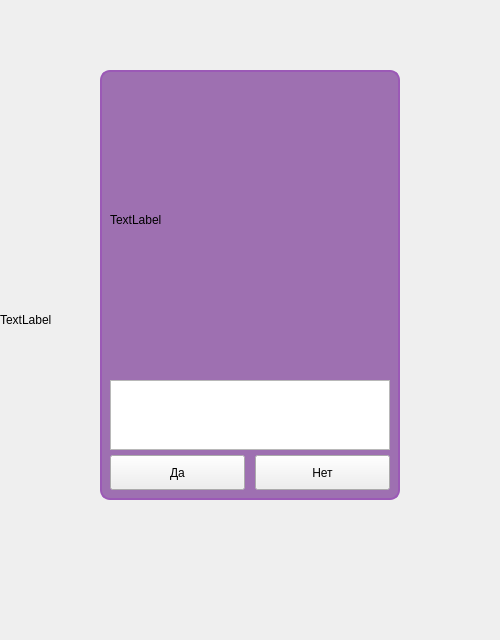
The window that endpage.ui (6ogdashka/Big-Three-Akinator) describes before a commit, drawn with Qt 5.
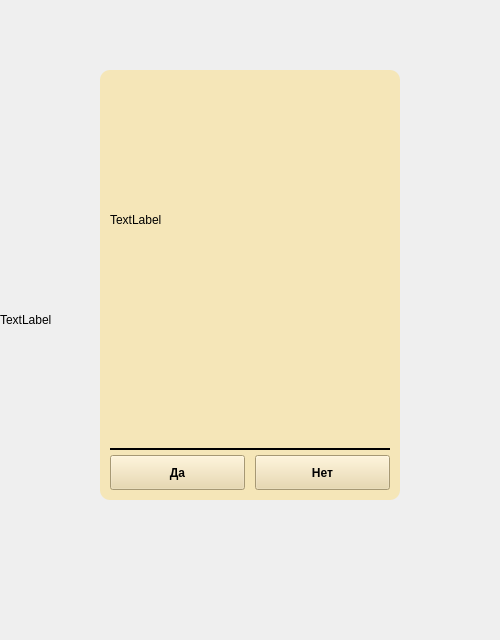
The same window after the commit.

Commit message: Обновленное конечное меню

Patch:
```diff
--- a/endpage.ui
+++ b/endpage.ui
@@ -37,10 +37,12 @@
    </property>
    <property name="styleSheet">
     <string notr="true">QFrame#frame {
-    background-color: rgba(125, 60, 152, 180); /* Фиолетовый цвет с прозрачностью (последнее число - прозрачность от 0 до 255) */
-    border: 2px solid #9b59b6;                 /* Опционально: аккуратная фиолетовая рамка */
+    background-color:  #F5E6B8;
+    border: 2px black;                 /* Опционально: аккуратная фиолетовая рамка */
     border-radius: 10px;                       /* Скругление углов */
-}</string>
+}
+
+</string>
    </property>
    <property name="frameShape">
     <enum>QFrame::Shape::StyledPanel</enum>
@@ -70,6 +72,16 @@
       <height>70</height>
      </rect>
     </property>
+    <property name="styleSheet">
+     <string notr="true">QTextEdit {
+    background-color: transparent;
+    font-weight:bold;
+    border: none;
+    border-bottom: 2px solid black;
+    color: black;
+}
+</string>
+    </property>
    </widget>
    <widget class="QPushButton" name="pushButton">
     <property name="geometry">
@@ -80,6 +92,19 @@
       <height>35</height>
      </rect>
     </property>
+    <property name="styleSheet">
+     <string notr="true"> QPushButton {
+           background-color:  #E8D5A3;
+           color: black;
+          font-weight:bold;
+        }
+        QPushButton:hover {
+          background-color: #D4C08A;
+        }
+        QPushButton:pressed {
+         background-color: #BEAA73;
+        }</string>
+    </property>
     <property name="text">
      <string>Да</string>
     </property>
@@ -93,6 +118,19 @@
       <height>35</height>
      </rect>
     </property>
+    <property name="styleSheet">
+     <string notr="true"> QPushButton {
+           background-color:  #E8D5A3;
+           color: black;
+          font-weight:bold;
+        }
+        QPushButton:hover {
+          background-color: #D4C08A;
+        }
+        QPushButton:pressed {
+         background-color: #BEAA73;
+        }</string>
+    </property>
     <property name="text">
      <string>Нет</string>
     </property>
```
